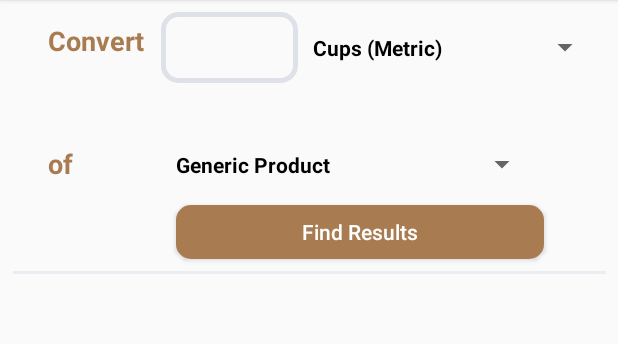
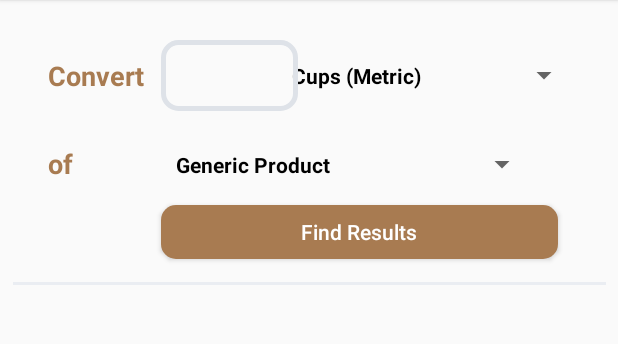
Before and after one commit to Vannevelj/Calcubaker, an Android app: the screen it shows after launch (MainActivity), on a phone screen of 412 x 824 dp, the part 60-404 px from its top. Run offline under Robolectric (Android 15) with nearby library versions, the phone set to English and light mode, and no system bars; libraries missing offline, so code that uses them is left out: com.crashlytics.android, io.fabric.sdk, no.wtw.android; 2 statements that could not run were skipped.

Commit message:
Adding more constraints for a hopefully more deterministic UI

```diff
--- a/app/src/main/res/layout/activity_main.xml
+++ b/app/src/main/res/layout/activity_main.xml
@@ -56,8 +56,8 @@
             android:textColor="#A87B51"
             android:gravity="center_vertical"
             app:layout_constraintStart_toStartOf="@id/leftGuideline"
-            app:layout_constraintTop_toBottomOf="@id/toolbar"
-            android:layout_marginTop="4dp" />
+            app:layout_constraintTop_toBottomOf="@id/topGuideline"
+            app:layout_constraintBottom_toTopOf="@id/secondRowGuideline"/>
 
     <TextView
             android:text="@string/of"
@@ -83,7 +83,7 @@
             android:entries="@array/products" />
 
     <Button
-            android:layout_width="245dp"
+            android:layout_width="0dp"
             android:layout_height="36dp"
             android:id="@+id/calculateButton"
             app:layout_constraintTop_toBottomOf="@+id/product"
@@ -93,8 +93,7 @@
             android:text="@string/findButton"
             app:layout_constraintEnd_toStartOf="@+id/rightGuideline"
             app:layout_constraintStart_toStartOf="@+id/labelGuideline"
-            android:layout_marginTop="8dp"
-            android:elevation="3dp" />
+            android:elevation="3dp" app:layout_constraintBottom_toTopOf="@id/bottomFormGuideline"/>
 
     <Spinner
             android:layout_width="202dp"
@@ -102,9 +101,10 @@
             android:id="@+id/sourceMetric"
             android:elevation="3dp"
             android:entries="@array/metrics"
-            app:layout_constraintTop_toBottomOf="@+id/toolbar"
+            app:layout_constraintTop_toBottomOf="@id/topGuideline"
             app:layout_constraintStart_toEndOf="@+id/quantity"
-            android:layout_marginTop="8dp"/>
+            app:layout_constraintEnd_toStartOf="@id/rightGuideline"
+            app:layout_constraintBottom_toTopOf="@id/secondRowGuideline"/>
 
     <View
             android:id="@+id/divider"
@@ -112,10 +112,10 @@
             android:layout_height="2dp"
             android:background="#eaedf2"
             android:layout_marginTop="8dp"
-            app:layout_constraintTop_toBottomOf="@+id/calculateButton"
+            app:layout_constraintTop_toBottomOf="@id/bottomFormGuideline"
             app:layout_constraintEnd_toEndOf="parent"
             android:layout_marginEnd="8dp"
-            android:elevation="0dp" />
+            android:elevation="0dp"/>
 
     <EditText
             android:layout_width="91dp"
@@ -128,8 +128,8 @@
             android:elevation="3dp"
             android:background="@drawable/input_bordered"
             app:layout_constraintStart_toStartOf="@+id/labelGuideline"
-            app:layout_constraintTop_toBottomOf="@+id/toolbar"
-            android:layout_marginTop="8dp"/>
+            app:layout_constraintTop_toBottomOf="@id/topGuideline"
+            app:layout_constraintBottom_toTopOf="@id/secondRowGuideline"/>
 
     <ScrollView
             android:layout_width="0dp"
@@ -360,4 +360,13 @@
             </TableRow>
         </TableLayout>
     </ScrollView>
+    <android.support.constraint.Guideline
+            android:orientation="horizontal"
+            android:layout_width="wrap_content"
+            android:layout_height="wrap_content" app:layout_constraintGuide_begin="220dp" android:id="@+id/bottomFormGuideline"/>
+    <android.support.constraint.Guideline
+            android:orientation="horizontal"
+            android:layout_width="wrap_content"
+            android:layout_height="wrap_content" app:layout_constraintGuide_begin="50dp"
+            android:id="@+id/topGuideline"/>
 </android.support.constraint.ConstraintLayout>
```
